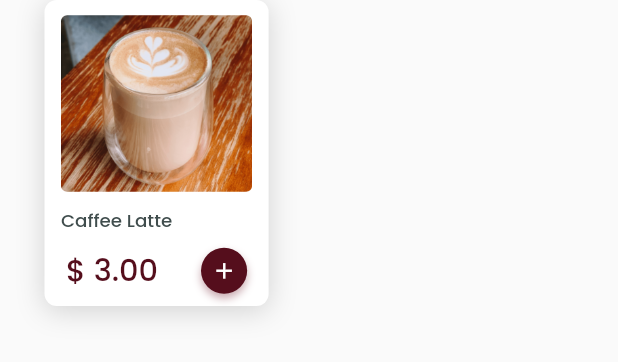
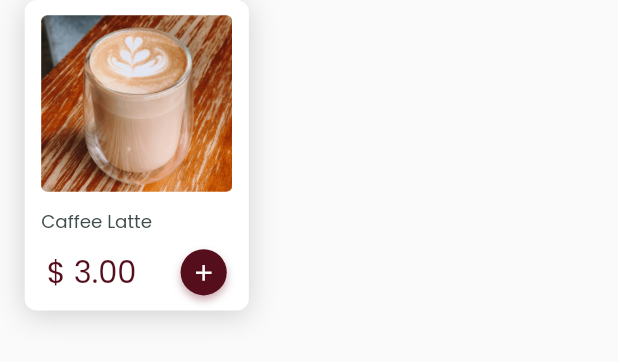
Before and after one commit to mohancnp/mohancnp, a Flutter app: the ProductCard widget shown alone on an empty page, opened directly, on a phone screen of 412 x 824 dp. Shown: the top 362 px of the screen. Run offline on Flutter 3.47's test engine with Material 2 defaults, Android fonts, the light colour scheme and no system bars; our stand-ins replace connectivity_plus, dartz, dio, expandable, feather_icons, flutter_screenutil and 13 more; missing offline and left inert: day_night_time_picker, dio_http_cache, flutter_login_facebook; accounts and stored records are empty; project files that could hold a hidden picture were left out.

Commit message:
change product cards

```diff
--- a/lib/screens/base/home.dart
+++ b/lib/screens/base/home.dart
@@ -39,13 +39,13 @@ class Home extends StatelessWidget {
                         TopHomeGreeting(),
                         SearchBar(),
                         CategoriesTabs(),
-                        SizedBox(height: 17.h),
+                        SizedBox(height: 33.h),
                         ProductList(
                           productType: ProductTypeEnum.drinks,
                         ),
                         Padding(
                           padding: EdgeInsets.only(
-                              left: 27.w, top: 23.h, bottom: 16.h),
+                              left: 28.w, top: 23.h, bottom: 16.h),
                           child: Text(
                             "Most Popular",
                             style: TextStyle(
@@ -58,7 +58,7 @@ class Home extends StatelessWidget {
                         ),
                         Padding(
                           padding: EdgeInsets.only(
-                              left: 27.w, top: 23.h, bottom: 16.h),
+                              left: 28.w, top: 23.h, bottom: 16.h),
                           child: Text(
                             "Recommended",
                             style: TextStyle(
--- a/lib/screens/base/product_list.dart
+++ b/lib/screens/base/product_list.dart
@@ -10,11 +10,10 @@ class ProductList extends StatelessWidget {
 
   @override
   Widget build(BuildContext context) {
-    double screenwidth = MediaQuery.of(context).size.width;
-
     return Material(
       child: Container(
-        height: 210.h,
+        height: 208.h,
+        margin: EdgeInsets.only(left: 13.w),
         color: Color(0xFFF3F5F5),
         child: ListView.builder(
           itemCount: 3,
--- a/lib/screens/contents/homecontent/category_tab_widget.dart
+++ b/lib/screens/contents/homecontent/category_tab_widget.dart
@@ -48,7 +48,7 @@ class CategoryTab extends StatelessWidget {
                 style: getpoppins(TextStyle(
                     color: pressed! ? Color(0xE5FFFFFF) : Color(0xFF344141),
                     fontSize: 12.sp,
-                    fontWeight: FontWeight.normal)),
+                    fontFamily: poppinsregular)),
               ),
             ),
           ],
--- a/lib/screens/contents/homecontent/newcard.dart
+++ b/lib/screens/contents/homecontent/newcard.dart
@@ -22,11 +22,10 @@ class ProductCard extends StatelessWidget {
         Get.toNamed("/ProductDetailPage");
       },
       child: Container(
-        height: 201.h,
         width: 136.w,
         // clipBehavior: Clip.none,
         margin: EdgeInsets.only(
-          left: 27.w,
+          left: 15.w,
           bottom: 5.h,
         ),
         // padding:,
@@ -47,10 +46,7 @@ class ProductCard extends StatelessWidget {
           mainAxisSize: MainAxisSize.min,
           children: [
             Padding(
-              padding: EdgeInsets.only(
-                top: 10.h,
-                left: 10.w,
-              ),
+              padding: EdgeInsets.only(top: 10.h, left: 10.w, right: 10.w),
               child: ClipRRect(
                 borderRadius: BorderRadius.circular(4.r),
                 child: Image.asset(
@@ -75,13 +71,13 @@ class ProductCard extends StatelessWidget {
             Flexible(
                 fit: FlexFit.loose,
                 child: Padding(
-                  padding: EdgeInsets.only(left: 10.w, top: 10.h),
+                  padding: EdgeInsets.only(left: 10.w, top: 11.h, right: 10.w),
                   child: Text(
                     "$name",
                     style: getpoppins(TextStyle(
                       color: Color(0xFF404D4D),
                       fontSize: 12.sp,
-                      fontWeight: FontWeight.w500,
+                      fontFamily: poppinsmedium,
                     )),
                   ),
                 )),
@@ -94,7 +90,7 @@ class ProductCard extends StatelessWidget {
                   style: getpoppins(TextStyle(
                       color: coffeecolor,
                       fontSize: 20.sp,
-                      fontWeight: FontWeight.w500)),
+                      fontFamily: poppinsmedium)),
                 ),
                 Container(
                   width: 28.w,
@@ -116,7 +112,8 @@ class ProductCard extends StatelessWidget {
                       ]),
                 )
               ],
-            )
+            ),
+            SizedBox(height: 10.h),
           ],
         ),
       ),
--- a/lib/screens/contents/homecontent/searchbar.dart
+++ b/lib/screens/contents/homecontent/searchbar.dart
@@ -24,7 +24,7 @@ class SearchBar extends StatelessWidget {
             boxShadow: [
               BoxShadow(
                   color: Color(0x24550E1C),
-                  offset: Offset(0, 3.r),
+                  offset: Offset(0, 3.h),
                   blurRadius: 15.r)
             ]),
         child: Row(children: [
--- a/lib/screens/contents/homecontent/tophomegreeting.dart
+++ b/lib/screens/contents/homecontent/tophomegreeting.dart
@@ -41,7 +41,7 @@ class TopHomeGreeting extends StatelessWidget {
                         int.parse(DateFormat.H('en_US')
                                     .format(DateTime.now())) <
                                 12
-                            ? 'Good Morning,' + ' $firstName'
+                            ? 'Good Morning, ' + ' $firstName'
                             : int.parse(DateFormat.H('en_US')
                                         .format(DateTime.now())) <
                                     16
```
Also changed, not shown: lib/screens/base/base.dart (+17 -9 lines).
